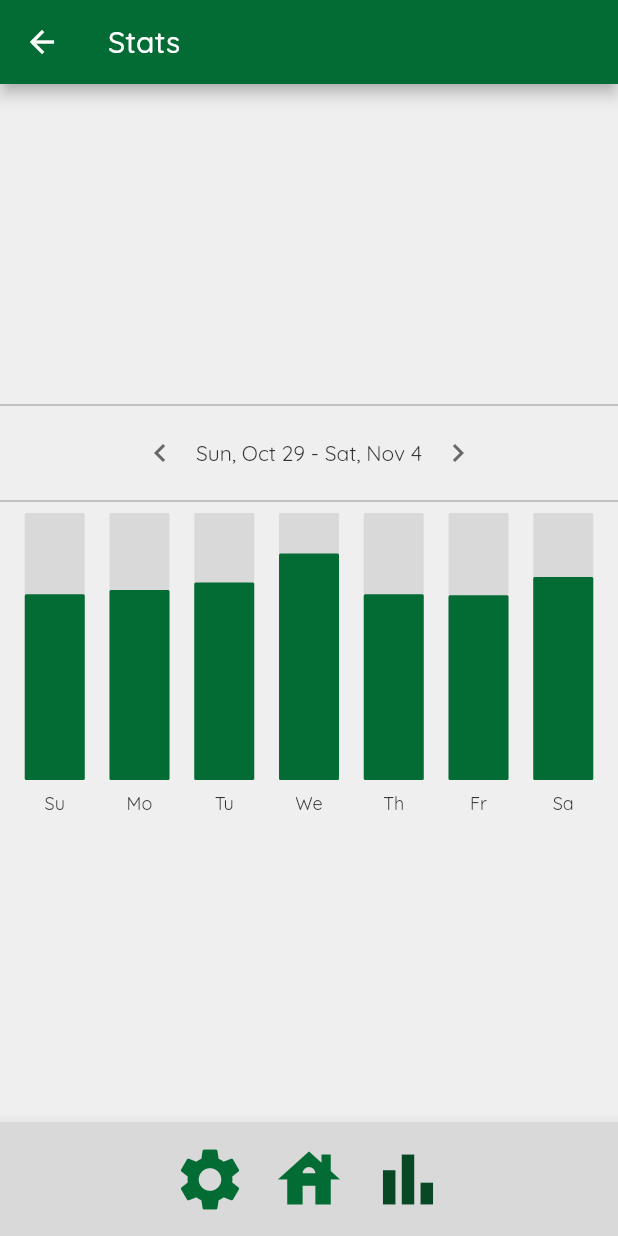
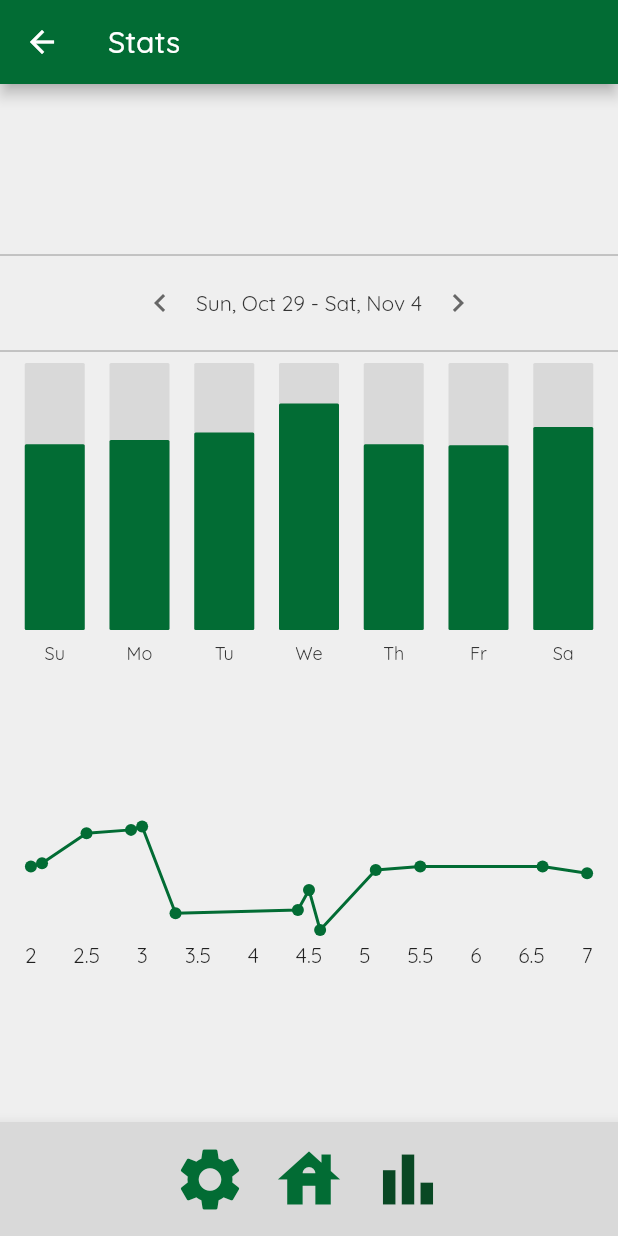
Before and after one commit to SalimAlkharsa/Elevation_Tracking_Wearable, a Flutter app: the MetricsPage screen opened by its route, after a tap on the "keyboard arrow left" icon, after a tap on the "keyboard arrow right" icon, on a phone screen of 412 x 824 dp. Run offline on Flutter 3.47's test engine with Material 2 defaults, Android fonts, the phone set to English and light mode, and no system bars; drawn by our look-alikes of fl_chart; our stand-ins replace google_fonts.

Commit message:
Added two new types of charts

```diff
--- /dev/null
+++ b/lib/Graphs/daily_line_chart.dart
@@ -0,0 +1,47 @@
+import 'package:application/Graphs/daily_line_data.dart';
+import 'package:application/Graphs/individual_point.dart';
+import 'package:fl_chart/fl_chart.dart';
+import 'package:flutter/material.dart';
+import 'package:application/style.dart' as style;
+
+class DailyLineChart extends StatelessWidget {
+  const DailyLineChart({
+    super.key,
+    required this.data,
+  });
+
+  final List<IndividualPoint> data;
+
+  @override
+  Widget build(BuildContext context) {
+    DailyLineData dailyLineData = DailyLineData(data: data);
+    return LineChart(
+      LineChartData(
+        minY: 170,
+        maxY: 250,
+        gridData: FlGridData(show: false),
+        borderData: FlBorderData(show: false),
+        lineTouchData: LineTouchData(
+          touchTooltipData: LineTouchTooltipData(
+            tooltipBgColor: style.tooltipColor,
+          ),
+        ),
+        titlesData: FlTitlesData(
+            show: true,
+            topTitles: AxisTitles(sideTitles: SideTitles(showTitles: false)),
+            rightTitles: AxisTitles(sideTitles: SideTitles(showTitles: false)),
+            leftTitles: AxisTitles(sideTitles: SideTitles(showTitles: false)),
+            bottomTitles: AxisTitles(sideTitles: SideTitles(showTitles: true,))
+        ),
+        lineBarsData: [
+          LineChartBarData(
+            spots: dailyLineData.data.map((data) => FlSpot(data.x, data.y)).toList(),
+            isCurved: false,
+            dotData: FlDotData(show: true),
+            color: style.mainColor,
+          )
+        ]
+      ),
+    );
+  }
+}
--- /dev/null
+++ b/lib/Graphs/daily_line_data.dart
@@ -0,0 +1,9 @@
+import 'individual_point.dart';
+
+class DailyLineData {
+  final List<IndividualPoint> data;
+
+  DailyLineData({
+    required this.data,
+  });
+}
--- a/lib/Graphs/individual_point.dart
+++ b/lib/Graphs/individual_point.dart
@@ -0,0 +1,9 @@
+class IndividualPoint {
+  final double x; // Integer since bar chart positions can only be integers
+  final double y; // Y value for the given bar
+
+  IndividualPoint({
+    required this.x,
+    required this.y,
+  });
+}
--- /dev/null
+++ b/lib/Graphs/two_bar_data.dart
@@ -0,0 +1,20 @@
+import 'individual_bar.dart';
+
+class TwoBarData {
+  final double left;
+  final double right;
+
+  TwoBarData({
+    required this.left,
+    required this.right,
+  });
+
+  List<IndividualBar> data = [];
+
+  void initializeData() {
+    data = [
+      IndividualBar(x: 0, y: left),
+      IndividualBar(x: 1, y: right),
+    ];
+  }
+}
--- a/lib/Graphs/weekly_bar_chart.dart
+++ b/lib/Graphs/weekly_bar_chart.dart
@@ -13,7 +13,7 @@ class WeeklyBarChart extends StatelessWidget {
 
   @override
   Widget build(BuildContext context) {
-    WeeklyBarData weeklyBarData = WeeklyBarData(
+    TwoBarData weeklyBarData = TwoBarData(
         sun: data[0],
         mon: data[1],
         tue: data[2],
@@ -33,7 +33,7 @@ class WeeklyBarChart extends StatelessWidget {
         barTouchData: BarTouchData(
           touchTooltipData: BarTouchTooltipData(
             tooltipBgColor: style.tooltipColor,
-          )
+          ),
         ),
         titlesData: FlTitlesData(
           show: true,
--- a/lib/Graphs/weekly_bar_data.dart
+++ b/lib/Graphs/weekly_bar_data.dart
@@ -1,6 +1,6 @@
 import 'individual_bar.dart';
 
-class WeeklyBarData {
+class TwoBarData {
   final double sun;
   final double mon;
   final double tue;
@@ -9,7 +9,7 @@ class WeeklyBarData {
   final double fri;
   final double sat;
 
-  WeeklyBarData({
+  TwoBarData({
     required this.sun,
     required this.mon,
     required this.tue,
--- a/lib/Pages/page_metrics.dart
+++ b/lib/Pages/page_metrics.dart
@@ -1,3 +1,5 @@
+import 'package:application/Graphs/daily_line_chart.dart';
+import 'package:application/Graphs/individual_point.dart';
 import 'package:application/Graphs/weekly_bar_chart.dart';
 import 'package:flutter/material.dart';
 import 'package:intl/intl.dart';
@@ -20,6 +22,21 @@ class _MetricsPageState extends State<MetricsPage> {
     199,
     200,
     195
+  ];
+  List<IndividualPoint> hourlyAvgHR = [
+    IndividualPoint(x: 3, y: 189),
+    IndividualPoint(x: 3.1, y: 190),
+    IndividualPoint(x: 3.5, y: 199),
+    IndividualPoint(x: 3.9, y: 200),
+    IndividualPoint(x: 4, y: 201),
+    IndividualPoint(x: 4.3, y: 175),
+    IndividualPoint(x: 4.4, y: 176),
+    IndividualPoint(x: 4.5, y: 182),
+    IndividualPoint(x: 4.6, y: 170),
+    IndividualPoint(x: 5.1, y: 188),
+    IndividualPoint(x: 5.5, y: 189),
+    IndividualPoint(x: 5.6, y: 189),
+    IndividualPoint(x: 6, y: 187),
   ];
   DateTime dateSelected = DateTime.now();
   DateTime dateNextSaturday = DateTime.now();
@@ -61,6 +78,21 @@ class _MetricsPageState extends State<MetricsPage> {
         173,
         190
       ];
+      hourlyAvgHR = [
+        IndividualPoint(x: 2, y: 189),
+        IndividualPoint(x: 2.1, y: 190),
+        IndividualPoint(x: 2.5, y: 199),
+        IndividualPoint(x: 2.9, y: 200),
+        IndividualPoint(x: 3, y: 201),
+        IndividualPoint(x: 3.3, y: 175),
+        IndividualPoint(x: 4.4, y: 176),
+        IndividualPoint(x: 4.5, y: 182),
+        IndividualPoint(x: 4.6, y: 170),
+        IndividualPoint(x: 5.1, y: 188),
+        IndividualPoint(x: 5.5, y: 189),
+        IndividualPoint(x: 6.6, y: 189),
+        IndividualPoint(x: 7, y: 187),
+      ];
     });
   }
 
@@ -79,6 +111,21 @@ class _MetricsPageState extends State<MetricsPage> {
         167,
         180,
         174
+      ];
+      hourlyAvgHR = [
+        IndividualPoint(x: 2.5, y: 200),
+        IndividualPoint(x: 3.1, y: 192),
+        IndividualPoint(x: 3.5, y: 191),
+        IndividualPoint(x: 3.8, y: 184),
+        IndividualPoint(x: 3.9, y: 177),
+        IndividualPoint(x: 4, y: 177),
+        IndividualPoint(x: 4.2, y: 177),
+        IndividualPoint(x: 4.5, y: 181),
+        IndividualPoint(x: 4.9, y: 175),
+        IndividualPoint(x: 5.1, y: 198),
+        IndividualPoint(x: 6.5, y: 201),
+        IndividualPoint(x: 6.6, y: 215),
+        IndividualPoint(x: 7.1, y: 201),
       ];
     });
   }
@@ -130,6 +177,11 @@ class _MetricsPageState extends State<MetricsPage> {
               height: 200,
               child: WeeklyBarChart(data: dailyAvgHR),
             ),
+            SizedBox(
+              height: 200,
+              width: MediaQuery.of(context).size.width * 0.9,
+              child: DailyLineChart(data: hourlyAvgHR),
+            ),
           ],
         ),
       ),
```
Also changed, not shown: lib/Graphs/two_bar_chart.dart (added, +59 -0 lines).
